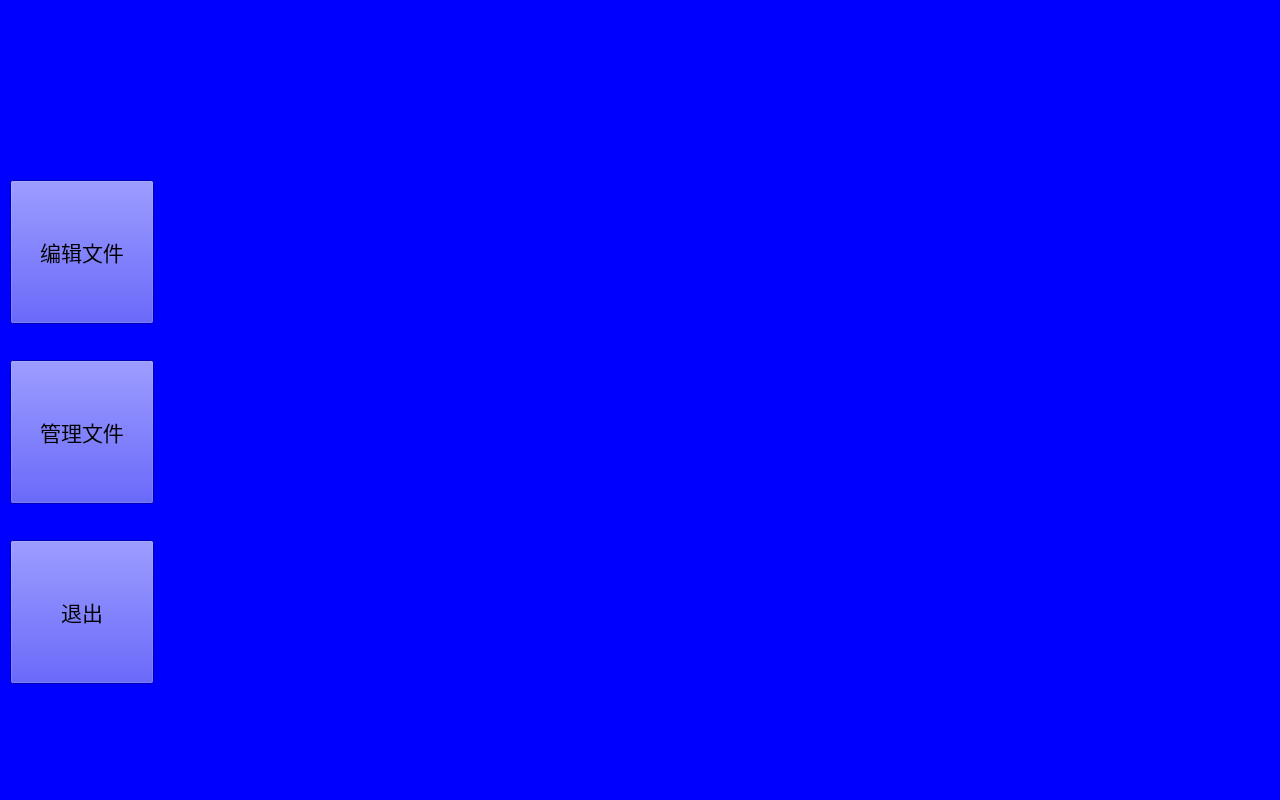
dxphmj/TwoCharPrinter, file HighResolutionPrinter/filemanageform.ui: the form before one commit.
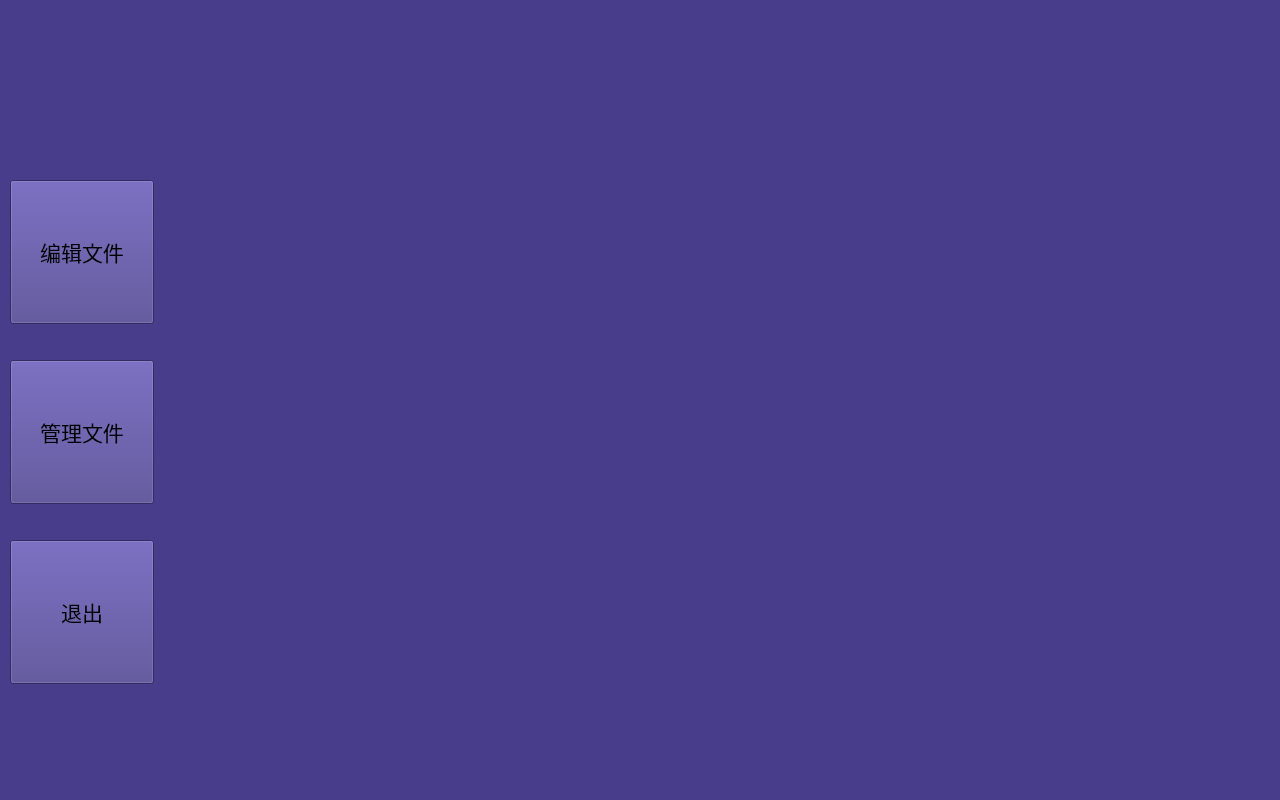
The form after the commit. Icons and pictures are not drawn.

```diff
--- a/HighResolutionPrinter/filemanageform.ui
+++ b/HighResolutionPrinter/filemanageform.ui
@@ -14,7 +14,7 @@
    <string>Form</string>
   </property>
   <property name="styleSheet">
-   <string notr="true">background-color: rgb(0, 0, 255);</string>
+   <string notr="true">background-color: rgb(72,61, 139);</string>
   </property>
   <widget class="QPushButton" name="editFileBut">
    <property name="geometry">
```
